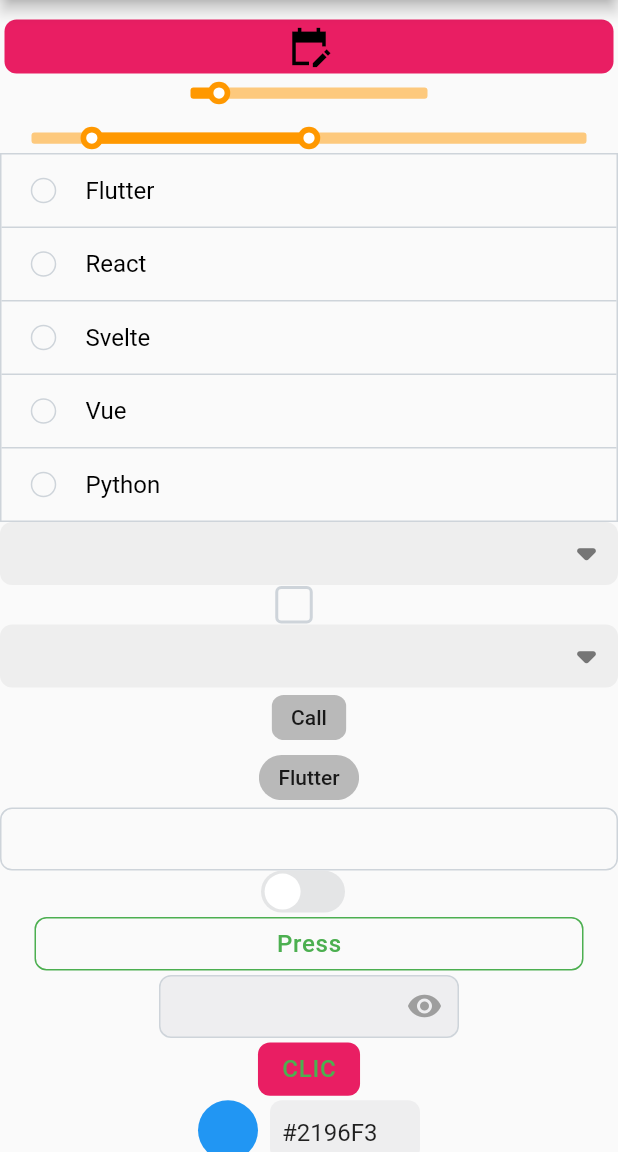
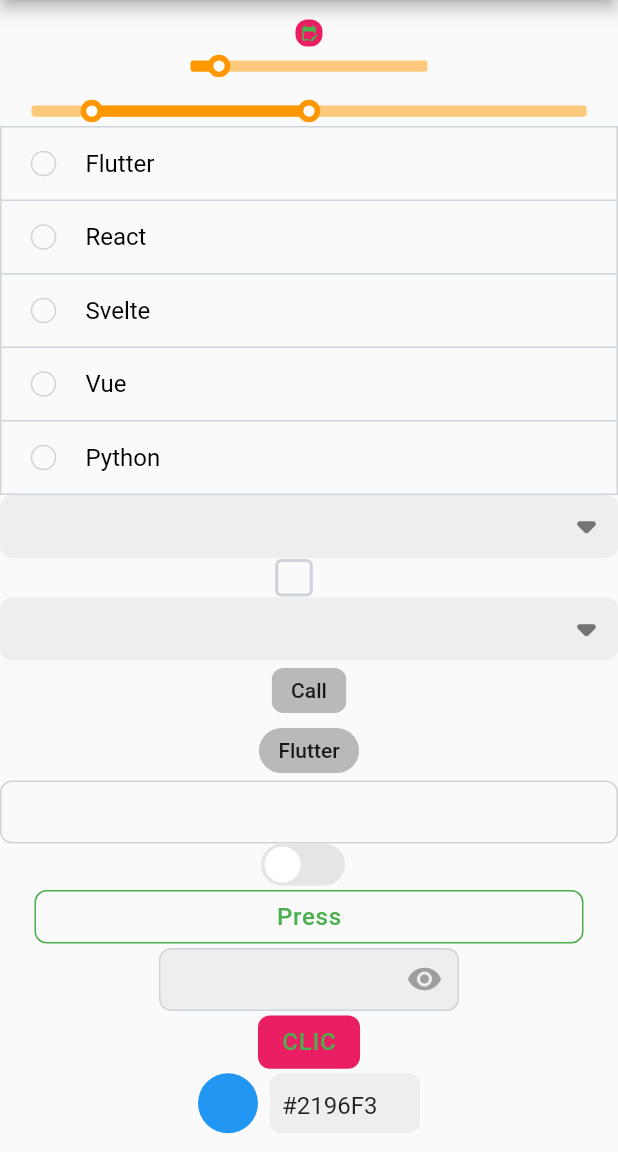
Before and after one commit to gratien-humaapi/hmwidget, a Flutter app: the screen it shows after launch, on a phone screen of 412 x 824 dp, the part 84-1236 px from its top. Run offline on Flutter 3.47's test engine with Material 2 defaults, Android fonts, the phone set to English and light mode, and no system bars; our stand-ins replace camera, file_picker, flutter_colorpicker, flutter_hooks, image_picker, styled_widget.

Commit message:
analyse issues

```diff
--- a/lib/components/iconbutton/hm_iconbutton.dart
+++ b/lib/components/iconbutton/hm_iconbutton.dart
@@ -30,20 +30,20 @@ class HMIconButton extends HookWidget {
   final HMRadius? radius;
   final HMButtonVariant? buttonVariant;
 
-  double getIconSize(HMIconButtonSize size) {
-    switch (size) {
-      case HMIconButtonSize.xs:
-        return 20.0;
-      case HMIconButtonSize.sm:
-        return 25.0;
-      case HMIconButtonSize.md:
-        return 30.0;
-      case HMIconButtonSize.lg:
-        return 40.0;
-      case HMIconButtonSize.xl:
-        return 45.0;
-    }
-  }
+  // double getIconSize(HMIconButtonSize size) {
+  //   switch (size) {
+  //     case HMIconButtonSize.xs:
+  //       return 20.0;
+  //     case HMIconButtonSize.sm:
+  //       return 25.0;
+  //     case HMIconButtonSize.md:
+  //       return 30.0;
+  //     case HMIconButtonSize.lg:
+  //       return 40.0;
+  //     case HMIconButtonSize.xl:
+  //       return 45.0;
+  //   }
+  // }
 
   Widget _styledBox(
       {required Widget child,
@@ -56,9 +56,10 @@ class HMIconButton extends HookWidget {
     return Visibility(
       visible: !hidden,
       child: Container(
-        // width: iconSize * 1.2,
-        // height: iconSize * 1.2,
-        padding: EdgeInsets.all(iconSize * 0.15),
+        alignment: Alignment.center,
+        width: iconSize * 1.5,
+        height: iconSize * 1.5,
+        // padding: EdgeInsets.all(iconSize * 0.2),
         decoration: BoxDecoration(
           color: disabled
               ? const Color.fromRGBO(228, 229, 230, 1)
@@ -114,8 +115,8 @@ class HMIconButton extends HookWidget {
       required double iconSize,
       required HMButtonVariant variant}) {
     return IconTheme(
-        data: IconThemeData(
-            color: iconColor, size: getIconSize(size ?? HMIconButtonSize.md)),
+        data:
+            IconThemeData(color: iconColor ?? buttonIconColor, size: iconSize),
         child: icon);
     // Icon(
     //   icon,
--- a/lib/components/switch/hm_switch.dart
+++ b/lib/components/switch/hm_switch.dart
@@ -25,8 +25,8 @@ class HMSwitch extends HookWidget {
     this.radius,
     required this.value,
     required this.onChange,
-    Key? key,
-  }) : super(key: key);
+    super.key,
+  });
   final bool disabled;
   final bool hidden;
   final Duration? duration;
--- a/lib/size/hm_button_size.dart
+++ b/lib/size/hm_button_size.dart
@@ -7,6 +7,6 @@ enum HMButtonSize {
   lg(100.0),
   xl(150.0);
 
+  const HMButtonSize(this.value);
   final double value;
-  const HMButtonSize(this.value);
 }
--- a/lib/size/hm_checkbox_size.dart
+++ b/lib/size/hm_checkbox_size.dart
@@ -7,6 +7,6 @@ enum HMCheckBoxSize {
   lg(30.0),
   xl(35.0);
 
+  const HMCheckBoxSize(this.value);
   final double value;
-  const HMCheckBoxSize(this.value);
 }
--- a/lib/size/hm_iconbutton_size.dart
+++ b/lib/size/hm_iconbutton_size.dart
@@ -1,10 +1,10 @@
 //
 
 enum HMIconButtonSize {
-  xs(20.0),
-  sm(25.0),
-  md(30.0),
-  lg(35.0),
+  xs(12.0),
+  sm(18.0),
+  md(24.0),
+  lg(32.0),
   xl(40.0);
 
   const HMIconButtonSize(this.value);
--- a/lib/size/hm_radio_size.dart
+++ b/lib/size/hm_radio_size.dart
@@ -7,6 +7,6 @@ enum HMRadioSize {
   lg(1.4),
   xl(1.6);
 
+  const HMRadioSize(this.value);
   final double value;
-  const HMRadioSize(this.value);
 }
--- a/lib/size/hm_select_size.dart
+++ b/lib/size/hm_select_size.dart
@@ -7,6 +7,6 @@ enum HMSelectSize {
   lg(50),
   xl(60);
 
+  const HMSelectSize(this.value);
   final double value;
-  const HMSelectSize(this.value);
 }
--- a/lib/size/hm_slider_size.dart
+++ b/lib/size/hm_slider_size.dart
@@ -7,6 +7,6 @@ enum HMSliderSize {
   lg(20.0),
   xl(25.0);
 
+  const HMSliderSize(this.value);
   final double value;
-  const HMSliderSize(this.value);
 }
--- a/lib/size/hm_switch_size.dart
+++ b/lib/size/hm_switch_size.dart
@@ -7,6 +7,6 @@ enum HMSwitchSize {
   lg(28.0),
   xl(32.0);
 
+  const HMSwitchSize(this.value);
   final double value;
-  const HMSwitchSize(this.value);
 }
--- a/lib/utils/helper.dart
+++ b/lib/utils/helper.dart
@@ -9,7 +9,7 @@ Color checkColor(Color color) {
   // int bg = ((red * 0.299) + (green * 0.587) + (blue * 0.114)).toInt();
 
   // Color textColor = (255 - bg < middle) ? Colors.black : Colors.white;
-  Color textColor =
+  final Color textColor =
       color.computeLuminance() > 0.5 ? Colors.black : Colors.white;
   return textColor;
 }
--- a/lib/utils/hm_radius.dart
+++ b/lib/utils/hm_radius.dart
@@ -7,8 +7,8 @@ enum HMRadius {
   lg(12.0),
   xl(50.0);
 
+  const HMRadius(this.value);
   final double value;
-  const HMRadius(this.value);
 }
 
 enum HMOrientation { horizontal, vertical }
```
Also changed, not shown: 1 other file.
